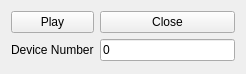
Old version of the form VideoControlWidget/videocontrolwidget.ui in the repository ugurkbc/USBCameraVideoPlayer.
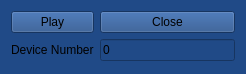
New version of the form.

```diff
--- a/VideoControlWidget/videocontrolwidget.ui
+++ b/VideoControlWidget/videocontrolwidget.ui
@@ -19,6 +19,9 @@
   <property name="windowTitle">
    <string>Form</string>
   </property>
+  <property name="styleSheet">
+   <string notr="true">background-color: rgb(32, 74, 135);</string>
+  </property>
   <layout class="QGridLayout" name="gridLayout">
    <item row="0" column="1">
     <widget class="QPushButton" name="pushButton_video_close">
```
